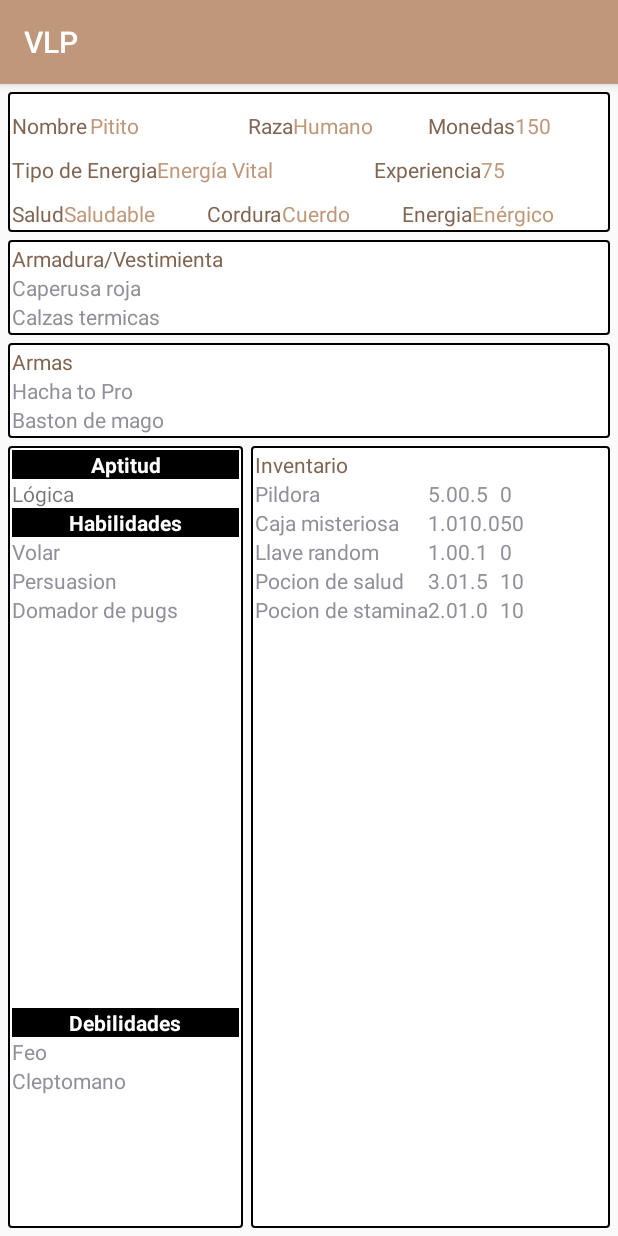
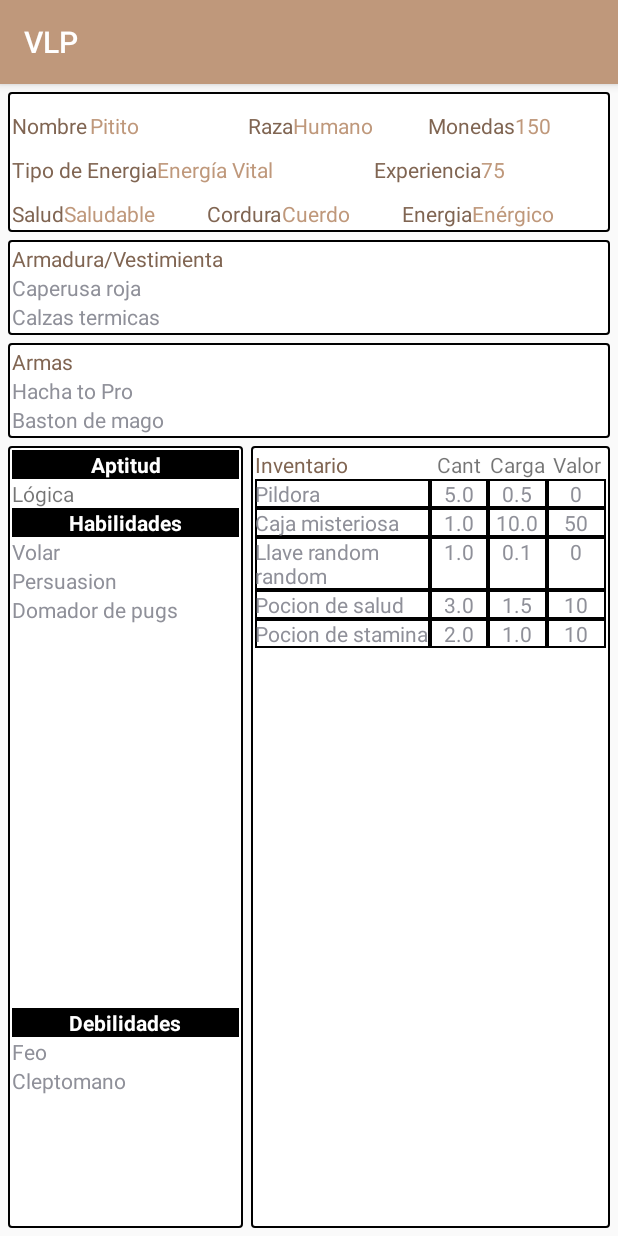
Before and after one commit to tomasdozo/VLP, an Android app: the screen it shows after launch (MainActivity), on a phone screen of 412 x 824 dp. Run offline under Robolectric (Android 15) with nearby library versions, the light colour scheme and no system bars.

Commit message:
Inventory table v1.0

```diff
--- a/app/src/main/java/com/tdozo/vlp/MainActivity.java
+++ b/app/src/main/java/com/tdozo/vlp/MainActivity.java
@@ -2,11 +2,14 @@ package com.tdozo.vlp;
 
 import android.content.Context;
 import android.os.Bundle;
+import android.view.View;
+import android.view.ViewGroup;
 import android.widget.LinearLayout;
 import android.widget.TableRow;
 import android.widget.TextView;
 
 import androidx.appcompat.app.AppCompatActivity;
+import androidx.core.content.ContextCompat;
 
 import com.tdozo.vlp.classes.Attribute;
 import com.tdozo.vlp.classes.Character;
@@ -65,9 +68,10 @@ public class MainActivity extends AppCompatActivity {
         view_inventory = findViewById(R.id.inventory);
 
 
-        loadCharacter();
-
-        saveCharacter();
+        //loadCharacter();
+        cha = new Character();
+        seed();
+        //saveCharacter();
 
         showCharacter();
 
@@ -94,7 +98,6 @@ public class MainActivity extends AppCompatActivity {
         } catch (Exception e) {
             e.printStackTrace();
             cha = new Character();
-            seed();
         }
 
     }
@@ -132,17 +135,38 @@ public class MainActivity extends AppCompatActivity {
         for (Item item : cha.getInventory().getItems()) {
             TableRow row = new TableRow(getBaseContext());
 
+
             TextView col0 = new TextView(getBaseContext());
             col0.setText(item.getName());
+            col0.setTextAlignment(View.TEXT_ALIGNMENT_TEXT_START);
+            col0.setLayoutParams(new TableRow.LayoutParams(0, ViewGroup.LayoutParams.WRAP_CONTENT, 3.0f));
+            col0.setBackground(ContextCompat.getDrawable(this, R.drawable.border));
+
             row.addView(col0);
+
+            LinearLayout.LayoutParams param = new TableRow.LayoutParams(0, ViewGroup.LayoutParams.MATCH_PARENT, 1.0f);
+
             TextView col1 = new TextView(getBaseContext());
             col1.setText(String.valueOf(item.getQuantity()));
+            col1.setTextAlignment(View.TEXT_ALIGNMENT_CENTER);
+            col1.setLayoutParams(param);
+            col1.setBackground(ContextCompat.getDrawable(this, R.drawable.border));
             row.addView(col1);
+
             TextView col2 = new TextView(getBaseContext());
             col2.setText(String.valueOf(item.getWeight()));
+            col2.setTextAlignment(View.TEXT_ALIGNMENT_CENTER);
+            col2.setLayoutParams(param);
+            col2.setBackground(ContextCompat.getDrawable(this, R.drawable.border));
+
             row.addView(col2);
+
             TextView col3 = new TextView(getBaseContext());
             col3.setText(String.valueOf(item.getValue()));
+            col3.setTextAlignment(View.TEXT_ALIGNMENT_CENTER);
+            col3.setLayoutParams(param);
+            col3.setBackground(ContextCompat.getDrawable(this, R.drawable.border));
+
             row.addView(col3);
 
             view_inventory.addView(row);
@@ -171,7 +195,7 @@ public class MainActivity extends AppCompatActivity {
         //Seed inventario
         cha.addItem("Pildora", 5, 0.1);
         cha.addItem("Caja misteriosa", 1, 10, 50);
-        cha.addItem("Llave random", 1, 0.1);
+        cha.addItem("Llave random random", 1, 0.1);
         cha.addItem("Pocion de salud", 3, 0.5, 10);
         cha.addItem("Pocion de stamina", 2, 0.5, 10);
 
--- /dev/null
+++ b/app/src/main/res/drawable/border.xml
@@ -0,0 +1,7 @@
+<?xml version="1.0" encoding="utf-8"?>
+<shape xmlns:android="http://schemas.android.com/apk/res/android">
+    <stroke
+        android:width="1dp"
+        android:color="@color/black" />
+    <solid android:color="@color/white" />
+</shape>
--- a/app/src/main/res/layout/activity_main.xml
+++ b/app/src/main/res/layout/activity_main.xml
@@ -234,7 +234,8 @@
         <TextView
             android:id="@+id/aptitude"
             android:layout_width="wrap_content"
-            android:layout_height="wrap_content" />
+            android:layout_height="wrap_content"
+            android:textAlignment="center" />
 
         <TextView
             android:id="@+id/textView18"
@@ -296,11 +297,50 @@
         app:layout_constraintTop_toBottomOf="@+id/scrollView3">
 
         <TextView
-            android:id="@+id/textView19"
+            android:id="@+id/textView3"
+            android:layout_width="wrap_content"
+            android:layout_height="wrap_content"
+            android:layout_weight="1"
+            android:text="TextView" />
+
+        <LinearLayout
             android:layout_width="match_parent"
             android:layout_height="wrap_content"
-            android:text="Inventario"
-            android:textColor="@color/colorPrimaryDark" />
+            android:orientation="horizontal">
+
+            <TextView
+                android:id="@+id/textView19"
+                android:layout_width="0dp"
+                android:layout_height="wrap_content"
+                android:layout_weight="3"
+                android:text="Inventario"
+                android:textColor="@color/colorPrimaryDark" />
+
+            <TextView
+                android:id="@+id/textView11"
+                android:layout_width="0dp"
+                android:layout_height="wrap_content"
+                android:layout_weight="1"
+                android:text="Cant"
+                android:textAlignment="center" />
+
+            <TextView
+                android:id="@+id/textView12"
+                android:layout_width="0dp"
+                android:layout_height="wrap_content"
+                android:layout_weight="1"
+                android:text="Carga"
+                android:textAlignment="center" />
+
+            <TextView
+                android:id="@+id/textView13"
+                android:layout_width="0dp"
+                android:layout_height="wrap_content"
+                android:layout_weight="1"
+                android:text="Valor"
+                android:textAlignment="center" />
+
+        </LinearLayout>
 
         <ScrollView
             android:layout_width="match_parent"
```
